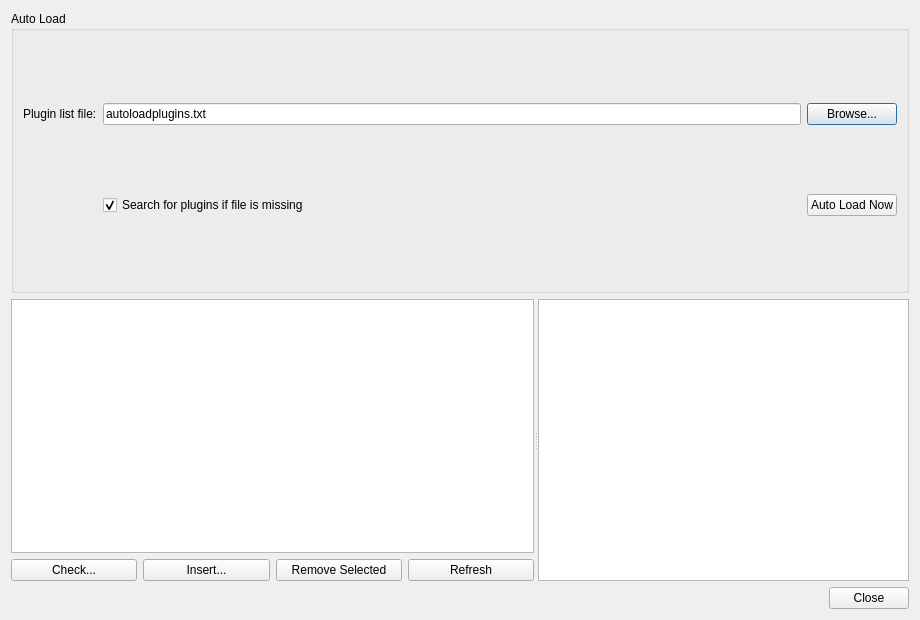
Old version of the form source/applications/gui/qt/GenesysQtGUI/dialogs/dialogpluginmanager.ui in the repository rlcancian/Genesys-Simulator.
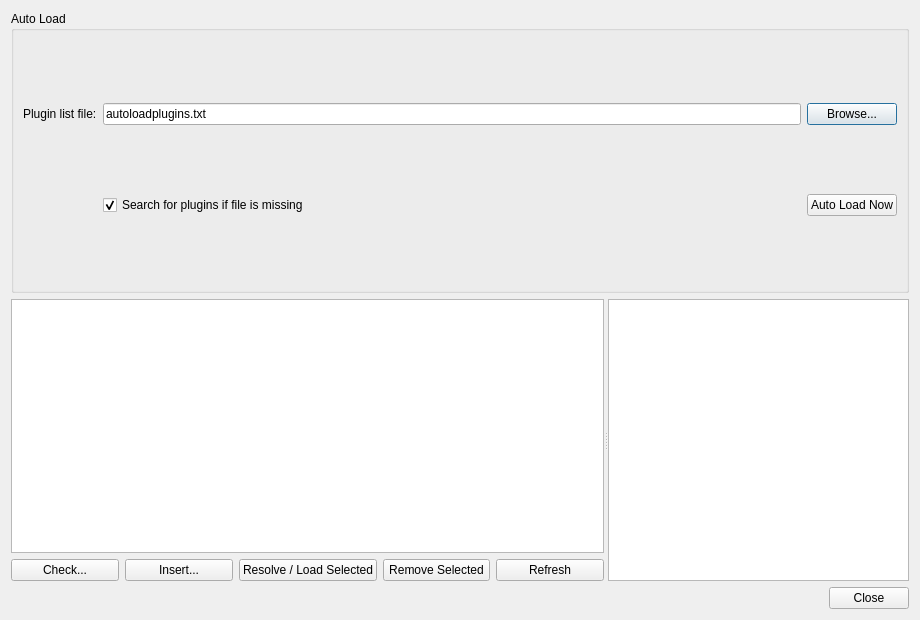
New version of the form.

```diff
--- a/source/applications/gui/qt/GenesysQtGUI/dialogs/dialogpluginmanager.ui
+++ b/source/applications/gui/qt/GenesysQtGUI/dialogs/dialogpluginmanager.ui
@@ -106,6 +106,13 @@
            </property>
           </widget>
          </item>
+         <item>
+          <widget class="QPushButton" name="pushButtonResolveSelected">
+           <property name="text">
+            <string>Resolve / Load Selected</string>
+           </property>
+          </widget>
+         </item>
          <item>
           <widget class="QPushButton" name="pushButtonRemove">
            <property name="text">
```
Left out of the diff: 1 changed line with no effect on the pictures.
